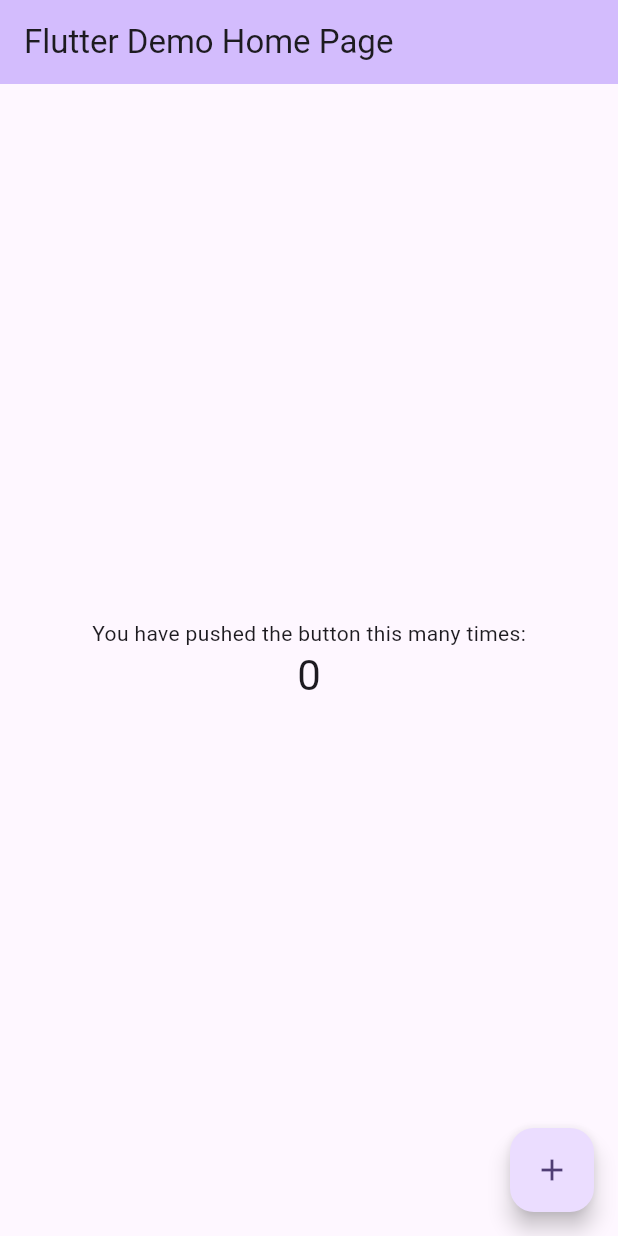
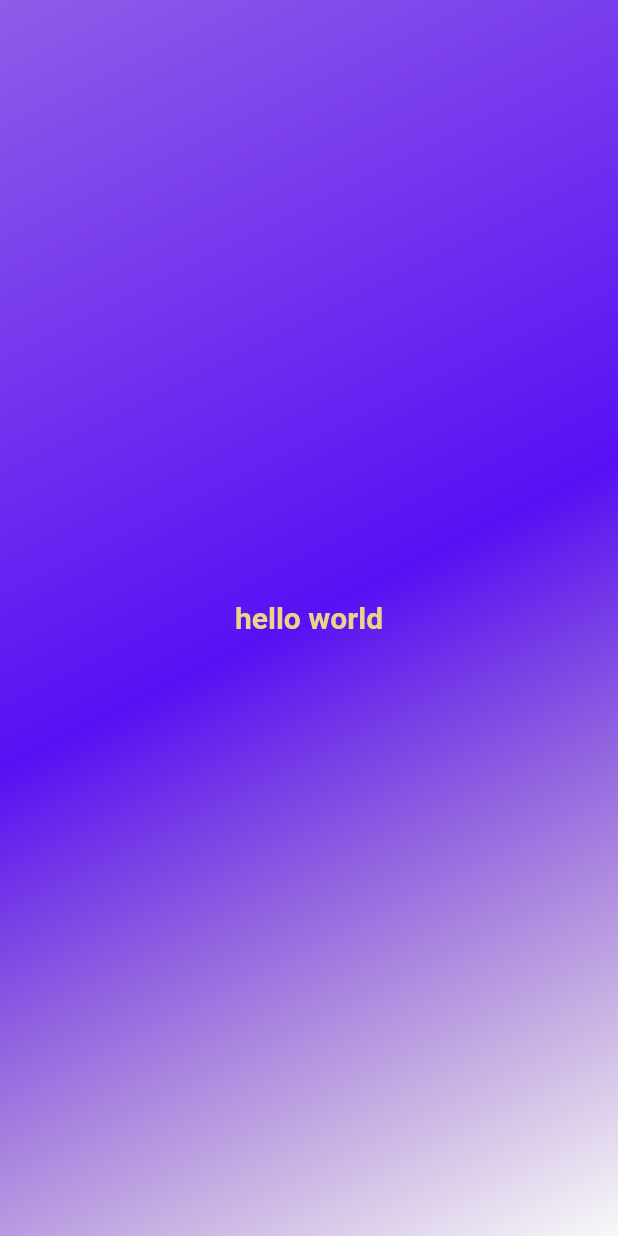
Before and after one commit to CongNQ-Dev/flutter-complete-guide-course-resources, a Flutter app: the screen it shows after launch, on a phone screen of 412 x 824 dp. Run offline on Flutter 3.47's test engine with Material 2 defaults, Android fonts, the phone set to English and light mode, and no system bars.

Commit message:
Styling Text

```diff
--- a/source/first_app/lib/main.dart
+++ b/source/first_app/lib/main.dart
@@ -1,125 +1,37 @@
 import 'package:flutter/material.dart';
 
 void main() {
-  runApp(const MyApp());
+  runApp(MaterialApp(
+    debugShowCheckedModeBanner: false,
+    home: Scaffold(
+      body: Container(
+        decoration: BoxDecoration(
+          gradient: LinearGradient(colors: [
+            const Color.fromARGB(255, 143, 92, 232),
+            Color.fromARGB(255, 88, 16, 244),
+            Color.fromARGB(2, 88, 16, 150),
+          ], begin: Alignment.topLeft, end: Alignment.bottomRight),
+        ),
+        child: Center(
+          child: RichText(
+            text: TextSpan(
+                text: "hello world",
+                style: TextStyle(
+                    color: const Color.fromARGB(255, 235, 212, 136),
+                    fontWeight: FontWeight.bold,
+                    fontSize: 20)),
+          ),
+        ),
+      ),
+    ),
+  ));
 }
 
-class MyApp extends StatelessWidget {
-  const MyApp({super.key});
-
-  // This widget is the root of your application.
-  @override
-  Widget build(BuildContext context) {
-    return MaterialApp(
-      title: 'Flutter Demo',
-      theme: ThemeData(
-        // This is the theme of your application.
-        //
-        // TRY THIS: Try running your application with "flutter run". You'll see
-        // the application has a blue toolbar. Then, without quitting the app,
-        // try changing the seedColor in the colorScheme below to Colors.green
-        // and then invoke "hot reload" (save your changes or press the "hot
-        // reload" button in a Flutter-supported IDE, or press "r" if you used
-        // the command line to start the app).
-        //
-        // Notice that the counter didn't reset back to zero; the application
-        // state is not lost during the reload. To reset the state, use hot
-        // restart instead.
-        //
-        // This works for code too, not just values: Most code changes can be
-        // tested with just a hot reload.
-        colorScheme: ColorScheme.fromSeed(seedColor: Colors.deepPurple),
-        useMaterial3: true,
-      ),
-      home: const MyHomePage(title: 'Flutter Demo Home Page'),
-    );
-  }
-}
-
-class MyHomePage extends StatefulWidget {
-  const MyHomePage({super.key, required this.title});
-
-  // This widget is the home page of your application. It is stateful, meaning
-  // that it has a State object (defined below) that contains fields that affect
-  // how it looks.
-
-  // This class is the configuration for the state. It holds the values (in this
-  // case the title) provided by the parent (in this case the App widget) and
-  // used by the build method of the State. Fields in a Widget subclass are
-  // always marked "final".
-
-  final String title;
-
-  @override
-  State<MyHomePage> createState() => _MyHomePageState();
-}
-
-class _MyHomePageState extends State<MyHomePage> {
-  int _counter = 0;
-
-  void _incrementCounter() {
-    setState(() {
-      // This call to setState tells the Flutter framework that something has
-      // changed in this State, which causes it to rerun the build method below
-      // so that the display can reflect the updated values. If we changed
-      // _counter without calling setState(), then the build method would not be
-      // called again, and so nothing would appear to happen.
-      _counter++;
-    });
-  }
+class GradientContainer extends StatelessWidget {
+  const GradientContainer({super.key});
 
   @override
   Widget build(BuildContext context) {
-    // This method is rerun every time setState is called, for instance as done
-    // by the _incrementCounter method above.
-    //
-    // The Flutter framework has been optimized to make rerunning build methods
-    // fast, so that you can just rebuild anything that needs updating rather
-    // than having to individually change instances of widgets.
-    return Scaffold(
-      appBar: AppBar(
-        // TRY THIS: Try changing the color here to a specific color (to
-        // Colors.amber, perhaps?) and trigger a hot reload to see the AppBar
-        // change color while the other colors stay the same.
-        backgroundColor: Theme.of(context).colorScheme.inversePrimary,
-        // Here we take the value from the MyHomePage object that was created by
-        // the App.build method, and use it to set our appbar title.
-        title: Text(widget.title),
-      ),
-      body: Center(
-        // Center is a layout widget. It takes a single child and positions it
-        // in the middle of the parent.
-        child: Column(
-          // Column is also a layout widget. It takes a list of children and
-          // arranges them vertically. By default, it sizes itself to fit its
-          // children horizontally, and tries to be as tall as its parent.
-          //
-          // Column has various properties to control how it sizes itself and
-          // how it positions its children. Here we use mainAxisAlignment to
-          // center the children vertically; the main axis here is the vertical
-          // axis because Columns are vertical (the cross axis would be
-          // horizontal).
-          //
-          // TRY THIS: Invoke "debug painting" (choose the "Toggle Debug Paint"
-          // action in the IDE, or press "p" in the console), to see the
-          // wireframe for each widget.
-          mainAxisAlignment: MainAxisAlignment.center,
-          children: <Widget>[
-            const Text(
-              'You have pushed the button this many times:',
-            ),
-            Text(
-              '$_counter',
-              style: Theme.of(context).textTheme.headlineMedium,
-            ),
-          ],
-        ),
-      ),
-      floatingActionButton: FloatingActionButton(
-        onPressed: _incrementCounter,
-        tooltip: 'Increment',
-        child: const Icon(Icons.add),
-      ), // This trailing comma makes auto-formatting nicer for build methods.
-    );
+    return const Placeholder();
   }
 }
```
Also changed, not shown: 3 other files.
